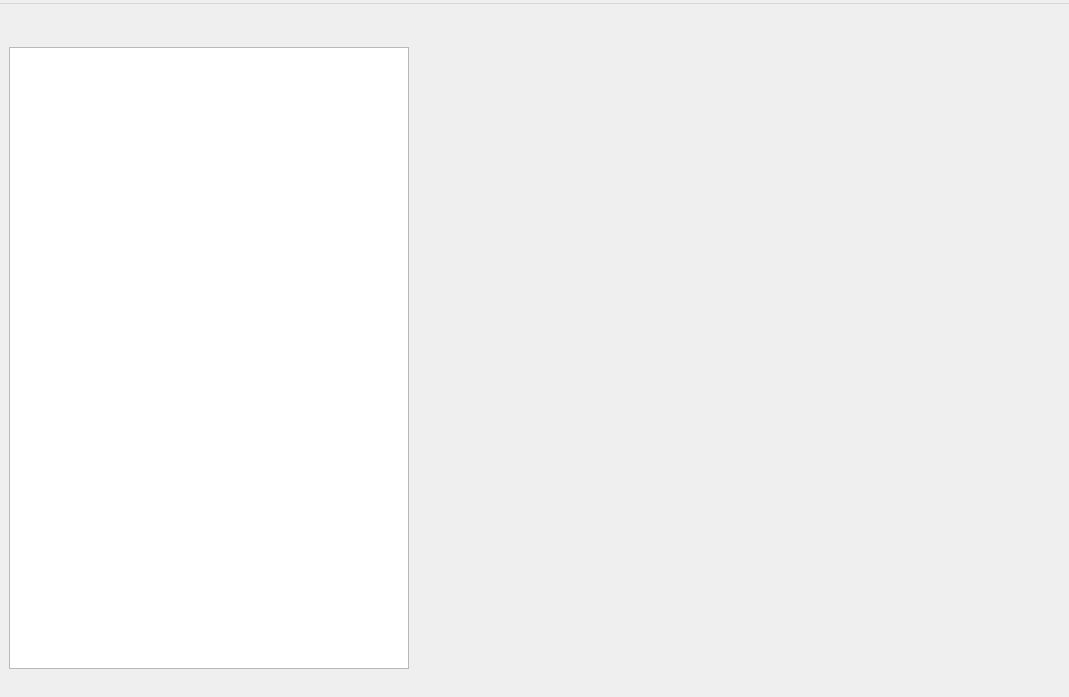
Old version of the form org.nickvision.application.qt/src/views/mainwindow.ui in the repository NickvisionApps/Application.
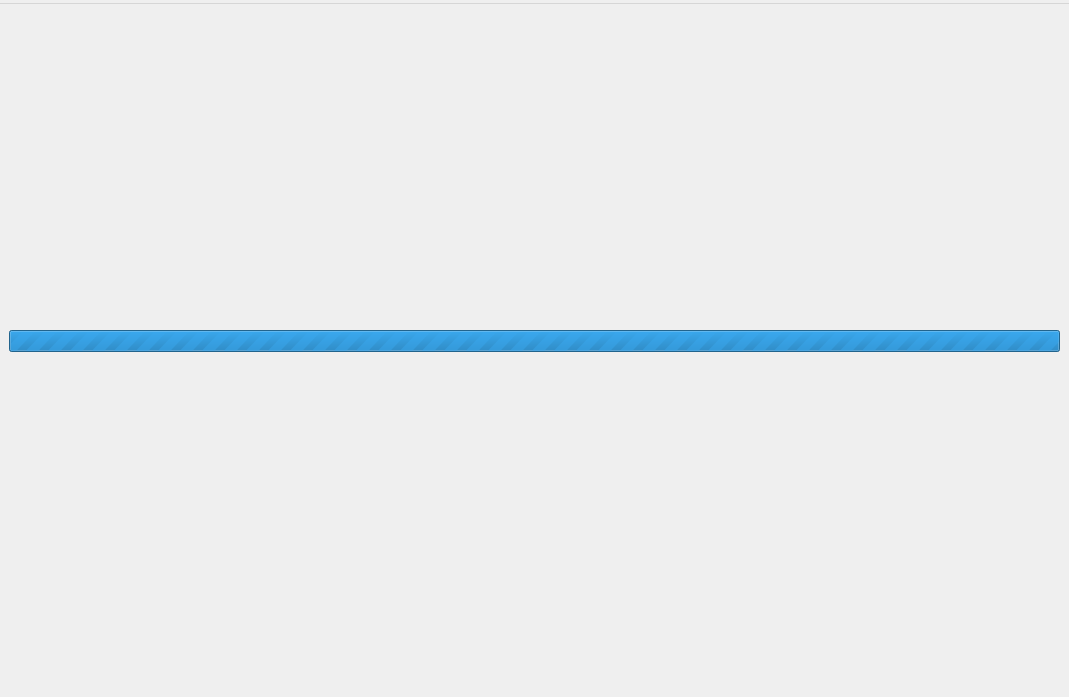
New version of the form. Icons and pictures are not drawn.

Patch:
```diff
--- a/org.nickvision.application.qt/src/views/mainwindow.ui
+++ b/org.nickvision.application.qt/src/views/mainwindow.ui
@@ -31,8 +31,22 @@
     <item>
      <widget class="QStackedWidget" name="viewStack">
       <property name="currentIndex">
-       <number>1</number>
+       <number>0</number>
       </property>
+      <widget class="QWidget" name="spinnerPage">
+       <layout class="QVBoxLayout" name="verticalLayout_3">
+        <item>
+         <widget class="QProgressBar" name="progressBar">
+          <property name="maximum">
+           <number>0</number>
+          </property>
+          <property name="textVisible">
+           <bool>false</bool>
+          </property>
+         </widget>
+        </item>
+       </layout>
+      </widget>
       <widget class="QWidget" name="homePage">
        <layout class="QHBoxLayout" name="horizontalLayout_2">
         <item>
```
